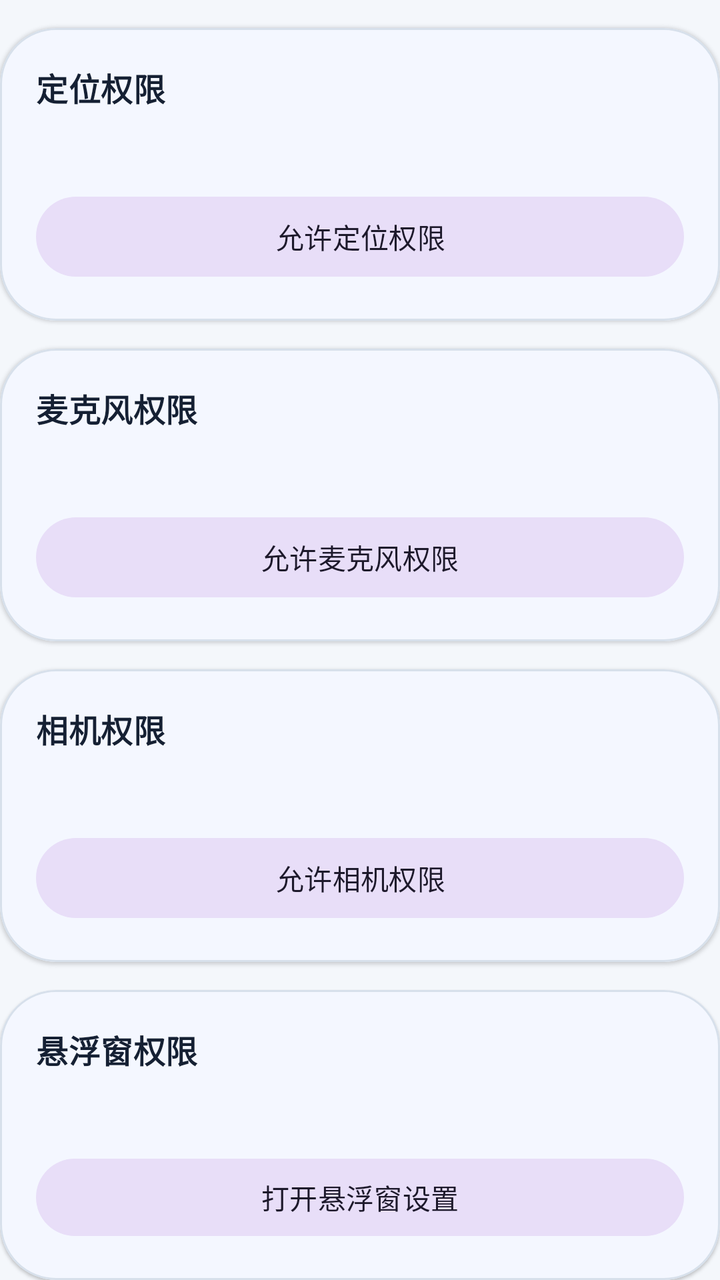
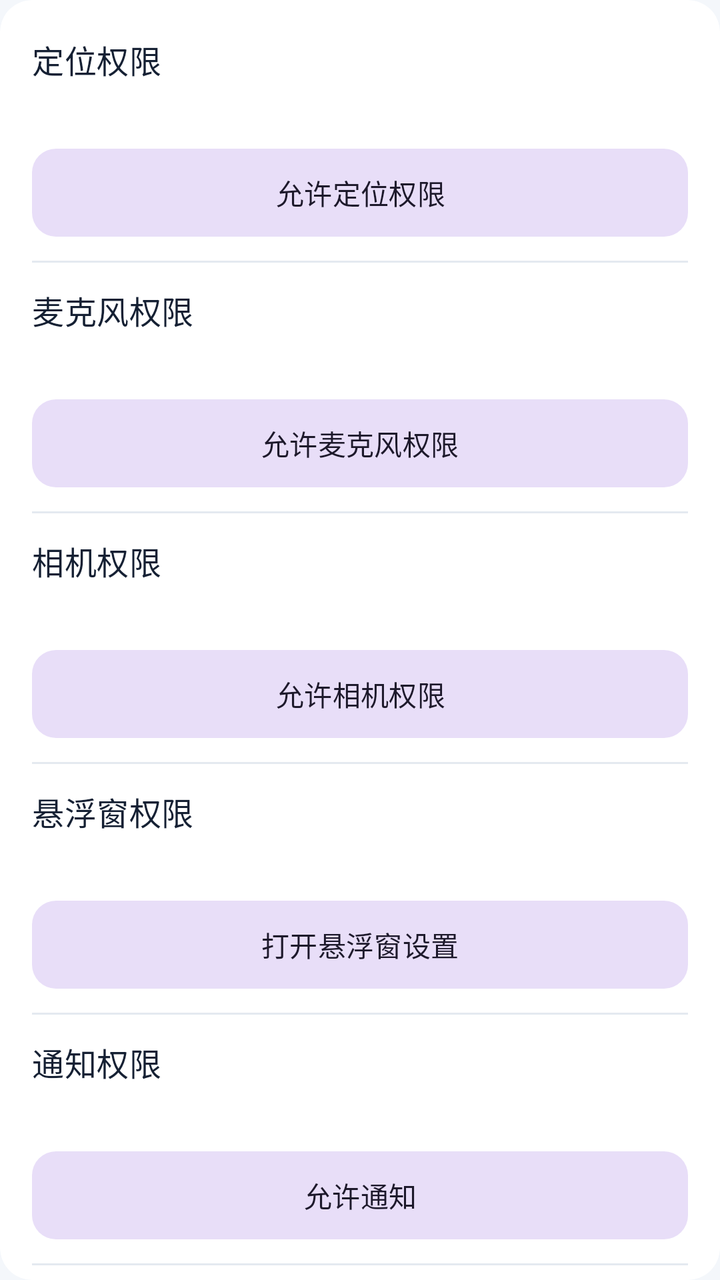

Before-and-after screenshots of an Android layout around one commit, followed by the original layout XML and the change that was made.
<!-- AndroidManifest.xml: application theme Theme.CarSpeed -->
<!-- res/layout/include_status_row.xml -->
<?xml version="1.0" encoding="utf-8"?>
<LinearLayout xmlns:android="http://schemas.android.com/apk/res/android"
    xmlns:app="http://schemas.android.com/apk/res-auto"
    android:layout_width="match_parent"
    android:layout_height="wrap_content"
    android:orientation="vertical">

    <com.google.android.material.card.MaterialCardView
        style="@style/Widget.CarSpeed.Card"
        android:layout_width="match_parent"
        android:layout_height="wrap_content"
        android:layout_marginTop="14dp">

        <LinearLayout
            android:layout_width="match_parent"
            android:layout_height="wrap_content"
            android:orientation="vertical"
            android:padding="18dp">

            <TextView
                android:layout_width="match_parent"
                android:layout_height="wrap_content"
                android:text="@string/status_location_title"
                android:textAppearance="@style/TextAppearance.CarSpeed.SectionTitle" />

            <TextView
                android:id="@+id/tvLocationStatus"
                android:layout_width="match_parent"
                android:layout_height="wrap_content"
                android:layout_marginTop="8dp"
                android:textAppearance="@style/TextAppearance.CarSpeed.Body" />

            <com.google.android.material.button.MaterialButton
                android:id="@+id/btnLocation"
                style="@style/Widget.Material3.Button.TonalButton"
                android:layout_width="match_parent"
                android:layout_height="wrap_content"
                android:layout_marginTop="12dp"
                android:text="@string/status_location_action" />
        </LinearLayout>
    </com.google.android.material.card.MaterialCardView>

    <com.google.android.material.card.MaterialCardView
        style="@style/Widget.CarSpeed.Card"
        android:layout_width="match_parent"
        android:layout_height="wrap_content"
        android:layout_marginTop="14dp">

        <LinearLayout
            android:layout_width="match_parent"
            android:layout_height="wrap_content"
            android:orientation="vertical"
            android:padding="18dp">

            <TextView
                android:layout_width="match_parent"
                android:layout_height="wrap_content"
                android:text="@string/status_microphone_title"
                android:textAppearance="@style/TextAppearance.CarSpeed.SectionTitle" />

            <TextView
                android:id="@+id/tvMicrophoneStatus"
                android:layout_width="match_parent"
                android:layout_height="wrap_content"
                android:layout_marginTop="8dp"
                android:textAppearance="@style/TextAppearance.CarSpeed.Body" />

            <com.google.android.material.button.MaterialButton
                android:id="@+id/btnMicrophone"
                style="@style/Widget.Material3.Button.TonalButton"
                android:layout_width="match_parent"
                android:layout_height="wrap_content"
                android:layout_marginTop="12dp"
                android:text="@string/status_microphone_action" />
        </LinearLayout>
    </com.google.android.material.card.MaterialCardView>

    <com.google.android.material.card.MaterialCardView
        style="@style/Widget.CarSpeed.Card"
        android:layout_width="match_parent"
        android:layout_height="wrap_content"
        android:layout_marginTop="14dp">

        <LinearLayout
            android:layout_width="match_parent"
            android:layout_height="wrap_content"
            android:orientation="vertical"
            android:padding="18dp">

            <TextView
                android:layout_width="match_parent"
                android:layout_height="wrap_content"
                android:text="@string/status_camera_title"
                android:textAppearance="@style/TextAppearance.CarSpeed.SectionTitle" />

            <TextView
                android:id="@+id/tvCameraStatus"
                android:layout_width="match_parent"
                android:layout_height="wrap_content"
                android:layout_marginTop="8dp"
                android:textAppearance="@style/TextAppearance.CarSpeed.Body" />

            <com.google.android.material.button.MaterialButton
                android:id="@+id/btnCamera"
                style="@style/Widget.Material3.Button.TonalButton"
                android:layout_width="match_parent"
                android:layout_height="wrap_content"
                android:layout_marginTop="12dp"
                android:text="@string/status_camera_action" />
        </LinearLayout>
    </com.google.android.material.card.MaterialCardView>

    <com.google.android.material.card.MaterialCardView
        style="@style/Widget.CarSpeed.Card"
        android:layout_width="match_parent"
        android:layout_height="wrap_content"
        android:layout_marginTop="14dp">

        <LinearLayout
            android:layout_width="match_parent"
            android:layout_height="wrap_content"
            android:orientation="vertical"
            android:padding="18dp">

            <TextView
                android:layout_width="match_parent"
                android:layout_height="wrap_content"
                android:text="@string/status_overlay_title"
                android:textAppearance="@style/TextAppearance.CarSpeed.SectionTitle" />

            <TextView
                android:id="@+id/tvOverlayStatus"
                android:layout_width="match_parent"
                android:layout_height="wrap_content"
                android:layout_marginTop="8dp"
                android:textAppearance="@style/TextAppearance.CarSpeed.Body" />

            <com.google.android.material.button.MaterialButton
                android:id="@+id/btnOverlay"
                style="@style/Widget.Material3.Button.TonalButton"
                android:layout_width="match_parent"
                android:layout_height="wrap_content"
                android:layout_marginTop="12dp"
                android:text="@string/status_overlay_action" />
        </LinearLayout>
    </com.google.android.material.card.MaterialCardView>

    <com.google.android.material.card.MaterialCardView
        style="@style/Widget.CarSpeed.Card"
        android:layout_width="match_parent"
        android:layout_height="wrap_content"
        android:layout_marginTop="14dp">

        <LinearLayout
            android:layout_width="match_parent"
            android:layout_height="wrap_content"
            android:orientation="vertical"
            android:padding="18dp">

            <TextView
                android:layout_width="match_parent"
                android:layout_height="wrap_content"
                android:text="@string/status_notification_title"
                android:textAppearance="@style/TextAppearance.CarSpeed.SectionTitle" />

            <TextView
                android:id="@+id/tvNotificationStatus"
                android:layout_width="match_parent"
                android:layout_height="wrap_content"
                android:layout_marginTop="8dp"
                android:textAppearance="@style/TextAppearance.CarSpeed.Body" />

            <com.google.android.material.button.MaterialButton
                android:id="@+id/btnNotification"
                style="@style/Widget.Material3.Button.TonalButton"
                android:layout_width="match_parent"
                android:layout_height="wrap_content"
                android:layout_marginTop="12dp"
                android:text="@string/status_notification_action" />
        </LinearLayout>
    </com.google.android.material.card.MaterialCardView>

    <com.google.android.material.card.MaterialCardView
        style="@style/Widget.CarSpeed.Card"
        android:layout_width="match_parent"
        android:layout_height="wrap_content"
        android:layout_marginTop="14dp">

        <LinearLayout
            android:layout_width="match_parent"
            android:layout_height="wrap_content"
            android:orientation="vertical"
            android:padding="18dp">

            <TextView
                android:layout_width="match_parent"
                android:layout_height="wrap_content"
                android:text="@string/status_gps_title"
                android:textAppearance="@style/TextAppearance.CarSpeed.SectionTitle" />

            <TextView
                android:id="@+id/tvGpsStatus"
                android:layout_width="match_parent"
                android:layout_height="wrap_content"
                android:layout_marginTop="8dp"
                android:textAppearance="@style/TextAppearance.CarSpeed.Body" />

            <com.google.android.material.button.MaterialButton
                android:id="@+id/btnGps"
                style="@style/Widget.Material3.Button.TonalButton"
                android:layout_width="match_parent"
                android:layout_height="wrap_content"
                android:layout_marginTop="12dp"
                android:text="@string/status_gps_action" />
        </LinearLayout>
    </com.google.android.material.card.MaterialCardView>

    <com.google.android.material.card.MaterialCardView
        style="@style/Widget.CarSpeed.Card"
        android:layout_width="match_parent"
        android:layout_height="wrap_content"
        android:layout_marginTop="14dp">

        <LinearLayout
            android:layout_width="match_parent"
            android:layout_height="wrap_content"
            android:orientation="vertical"
            android:padding="18dp">

            <TextView
                android:layout_width="match_parent"
                android:layout_height="wrap_content"
                android:text="@string/status_battery_title"
                android:textAppearance="@style/TextAppearance.CarSpeed.SectionTitle" />

            <TextView
                android:id="@+id/tvBatteryStatus"
                android:layout_width="match_parent"
                android:layout_height="wrap_content"
                android:layout_marginTop="8dp"
                android:textAppearance="@style/TextAppearance.CarSpeed.Body" />

            <com.google.android.material.button.MaterialButton
                android:id="@+id/btnBattery"
                style="@style/Widget.Material3.Button.TonalButton"
                android:layout_width="match_parent"
                android:layout_height="wrap_content"
                android:layout_marginTop="12dp"
                android:text="@string/status_battery_action" />
        </LinearLayout>
    </com.google.android.material.card.MaterialCardView>
</LinearLayout>
<!-- resources referenced by this layout -->
<resources>
  <string name="status_battery_action">允许后台运行</string>
  <string name="status_battery_title">电池优化</string>
  <string name="status_camera_action">允许相机权限</string>
  <string name="status_camera_title">相机权限</string>
  <string name="status_gps_action">打开定位设置</string>
  <string name="status_gps_title">GPS 开关</string>
  <string name="status_location_action">允许定位权限</string>
  <string name="status_location_title">定位权限</string>
  <string name="status_microphone_action">允许麦克风权限</string>
  <string name="status_microphone_title">麦克风权限</string>
  <string name="status_notification_action">允许通知</string>
  <string name="status_notification_title">通知权限</string>
  <string name="status_overlay_action">打开悬浮窗设置</string>
  <string name="status_overlay_title">悬浮窗权限</string>
  <style name="TextAppearance.CarSpeed.Body" parent="TextAppearance.Material3.BodyMedium">
          <item name="android:textColor">@color/text_secondary</item>
      </style>
  <style name="TextAppearance.CarSpeed.SectionTitle" parent="TextAppearance.Material3.TitleMedium">
          <item name="android:textColor">@color/text_primary</item>
          <item name="android:textStyle">bold</item>
      </style>
  <style name="Widget.CarSpeed.Card" parent="Widget.Material3.CardView.Elevated">
          <item name="cardBackgroundColor">@color/surface_primary</item>
          <item name="strokeColor">@color/divider_soft</item>
          <item name="strokeWidth">1dp</item>
          <item name="cardCornerRadius">28dp</item>
      </style>
  <style name="Theme.CarSpeed" parent="Theme.Material3.DayNight.NoActionBar">
          <item name="colorPrimary">@color/brand_blue</item>
          <item name="colorSecondary">@color/brand_teal</item>
          <item name="colorSurface">@color/surface_primary</item>
          <item name="android:colorBackground">@color/brand_sand</item>
          <item name="android:statusBarColor">@android:color/transparent</item>
          <item name="android:navigationBarColor">@color/brand_navy</item>
          <item name="android:windowLightStatusBar">true</item>
          <item name="materialCardViewFilledStyle">@style/Widget.CarSpeed.Card</item>
      </style>
  <color name="text_secondary">#5C6C84</color>
  <color name="text_primary">#152033</color>
  <color name="surface_primary">#FFFFFF</color>
  <color name="divider_soft">#D7E0EB</color>
  <color name="brand_blue">#2E6BFF</color>
  <color name="brand_teal">#1FB8A6</color>
  <color name="brand_sand">#F4F7FB</color>
  <color name="brand_navy">#0E1A2B</color>
</resources>

<!-- the commit's change to res/layout/include_status_row.xml (unified diff, before → after) -->
@@ -1,21 +1,25 @@
 <?xml version="1.0" encoding="utf-8"?>
-<LinearLayout xmlns:android="http://schemas.android.com/apk/res/android"
-    xmlns:app="http://schemas.android.com/apk/res-auto"
+<com.google.android.material.card.MaterialCardView xmlns:android="http://schemas.android.com/apk/res/android"
+    style="@style/Widget.CarSpeed.Card"
     android:layout_width="match_parent"
     android:layout_height="wrap_content"
-    android:orientation="vertical">
-
-    <com.google.android.material.card.MaterialCardView
-        style="@style/Widget.CarSpeed.Card"
+    android:layout_marginTop="14dp">
+
+    <LinearLayout
         android:layout_width="match_parent"
         android:layout_height="wrap_content"
-        android:layout_marginTop="14dp">
-
-        <LinearLayout
-            android:layout_width="match_parent"
-            android:layout_height="wrap_content"
-            android:orientation="vertical"
-            android:padding="18dp">
+        android:orientation="vertical"
+        android:paddingTop="6dp"
+        android:paddingBottom="6dp">
+
+        <LinearLayout
+            android:layout_width="match_parent"
+            android:layout_height="wrap_content"
+            android:orientation="vertical"
+            android:paddingStart="16dp"
+            android:paddingTop="12dp"
+            android:paddingEnd="16dp"
+            android:paddingBottom="12dp">
 
             <TextView
                 android:layout_width="match_parent"
@@ -27,30 +31,33 @@
                 android:id="@+id/tvLocationStatus"
                 android:layout_width="match_parent"
                 android:layout_height="wrap_content"
-                android:layout_marginTop="8dp"
+                android:layout_marginTop="4dp"
                 android:textAppearance="@style/TextAppearance.CarSpeed.Body" />
 
             <com.google.android.material.button.MaterialButton
                 android:id="@+id/btnLocation"
-                style="@style/Widget.Material3.Button.TonalButton"
-                android:layout_width="match_parent"
-                android:layout_height="wrap_content"
-                android:layout_marginTop="12dp"
+                style="@style/Widget.CarSpeed.Button.Tonal"
+                android:layout_width="match_parent"
+                android:layout_height="wrap_content"
+                android:layout_marginTop="10dp"
                 android:text="@string/status_location_action" />
         </LinearLayout>
-    </com.google.android.material.card.MaterialCardView>
-
-    <com.google.android.material.card.MaterialCardView
-        style="@style/Widget.CarSpeed.Card"
-        android:layout_width="match_parent"
-        android:layout_height="wrap_content"
-        android:layout_marginTop="14dp">
-
-        <LinearLayout
-            android:layout_width="match_parent"
-            android:layout_height="wrap_content"
-            android:orientation="vertical"
-            android:padding="18dp">
+
+        <View
+            android:layout_width="match_parent"
+            android:layout_height="1dp"
+            android:layout_marginStart="16dp"
+            android:layout_marginEnd="16dp"
+            android:background="@color/divider_soft" />
+
+        <LinearLayout
+            android:layout_width="match_parent"
+            android:layout_height="wrap_content"
+            android:orientation="vertical"
+            android:paddingStart="16dp"
+            android:paddingTop="12dp"
+            android:paddingEnd="16dp"
+            android:paddingBottom="12dp">
 
             <TextView
                 android:layout_width="match_parent"
@@ -62,30 +69,33 @@
                 android:id="@+id/tvMicrophoneStatus"
                 android:layout_width="match_parent"
                 android:layout_height="wrap_content"
-                android:layout_marginTop="8dp"
+                android:layout_marginTop="4dp"
                 android:textAppearance="@style/TextAppearance.CarSpeed.Body" />
 
             <com.google.android.material.button.MaterialButton
                 android:id="@+id/btnMicrophone"
-                style="@style/Widget.Material3.Button.TonalButton"
-                android:layout_width="match_parent"
-                android:layout_height="wrap_content"
-                android:layout_marginTop="12dp"
+                style="@style/Widget.CarSpeed.Button.Tonal"
+                android:layout_width="match_parent"
+                android:layout_height="wrap_content"
+                android:layout_marginTop="10dp"
                 android:text="@string/status_microphone_action" />
         </LinearLayout>
-    </com.google.android.material.card.MaterialCardView>
-
-    <com.google.android.material.card.MaterialCardView
-        style="@style/Widget.CarSpeed.Card"
-        android:layout_width="match_parent"
-        android:layout_height="wrap_content"
-        android:layout_marginTop="14dp">
-
-        <LinearLayout
-            android:layout_width="match_parent"
-            android:layout_height="wrap_content"
-            android:orientation="vertical"
-            android:padding="18dp">
+
+        <View
+            android:layout_width="match_parent"
+            android:layout_height="1dp"
+            android:layout_marginStart="16dp"
+            android:layout_marginEnd="16dp"
+            android:background="@color/divider_soft" />
+
+        <LinearLayout
+            android:layout_width="match_parent"
+            android:layout_height="wrap_content"
+            android:orientation="vertical"
+            android:paddingStart="16dp"
+            android:paddingTop="12dp"
+            android:paddingEnd="16dp"
+            android:paddingBottom="12dp">
 
             <TextView
                 android:layout_width="match_parent"
@@ -97,30 +107,33 @@
                 android:id="@+id/tvCameraStatus"
                 android:layout_width="match_parent"
                 android:layout_height="wrap_content"
-                android:layout_marginTop="8dp"
+                android:layout_marginTop="4dp"
                 android:textAppearance="@style/TextAppearance.CarSpeed.Body" />
 
             <com.google.android.material.button.MaterialButton
                 android:id="@+id/btnCamera"
-                style="@style/Widget.Material3.Button.TonalButton"
-                android:layout_width="match_parent"
-                android:layout_height="wrap_content"
-                android:layout_marginTop="12dp"
+                style="@style/Widget.CarSpeed.Button.Tonal"
+                android:layout_width="match_parent"
+                android:layout_height="wrap_content"
+                android:layout_marginTop="10dp"
                 android:text="@string/status_camera_action" />
         </LinearLayout>
-    </com.google.android.material.card.MaterialCardView>
-
-    <com.google.android.material.card.MaterialCardView
-        style="@style/Widget.CarSpeed.Card"
-        android:layout_width="match_parent"
-        android:layout_height="wrap_content"
-        android:layout_marginTop="14dp">
-
-        <LinearLayout
-            android:layout_width="match_parent"
-            android:layout_height="wrap_content"
-            android:orientation="vertical"
-            android:padding="18dp">
+
+        <View
+            android:layout_width="match_parent"
+            android:layout_height="1dp"
+            android:layout_marginStart="16dp"
+            android:layout_marginEnd="16dp"
+            android:background="@color/divider_soft" />
+
+        <LinearLayout
+            android:layout_width="match_parent"
+            android:layout_height="wrap_content"
+            android:orientation="vertical"
+            android:paddingStart="16dp"
+            android:paddingTop="12dp"
+            android:paddingEnd="16dp"
+            android:paddingBottom="12dp">
 
             <TextView
                 android:layout_width="match_parent"
@@ -132,30 +145,33 @@
                 android:id="@+id/tvOverlayStatus"
                 android:layout_width="match_parent"
                 android:layout_height="wrap_content"
-                android:layout_marginTop="8dp"
+                android:layout_marginTop="4dp"
                 android:textAppearance="@style/TextAppearance.CarSpeed.Body" />
 
             <com.google.android.material.button.MaterialButton
                 android:id="@+id/btnOverlay"
-                style="@style/Widget.Material3.Button.TonalButton"
-                android:layout_width="match_parent"
-                android:layout_height="wrap_content"
-                android:layout_marginTop="12dp"
+                style="@style/Widget.CarSpeed.Button.Tonal"
+                android:layout_width="match_parent"
+                android:layout_height="wrap_content"
+                android:layout_marginTop="10dp"
                 android:text="@string/status_overlay_action" />
         </LinearLayout>
-    </com.google.android.material.card.MaterialCardView>
-
-    <com.google.android.material.card.MaterialCardView
-        style="@style/Widget.CarSpeed.Card"
-        android:layout_width="match_parent"
-        android:layout_height="wrap_content"
-        android:layout_marginTop="14dp">
-
-        <LinearLayout
-            android:layout_width="match_parent"
-            android:layout_height="wrap_content"
-            android:orientation="vertical"
-            android:padding="18dp">
+
+        <View
+            android:layout_width="match_parent"
+            android:layout_height="1dp"
+            android:layout_marginStart="16dp"
+            android:layout_marginEnd="16dp"
+            android:background="@color/divider_soft" />
+
+        <LinearLayout
+            android:layout_width="match_parent"
+            android:layout_height="wrap_content"
+            android:orientation="vertical"
+            android:paddingStart="16dp"
+            android:paddingTop="12dp"
+            android:paddingEnd="16dp"
+            android:paddingBottom="12dp">
 
             <TextView
                 android:layout_width="match_parent"
@@ -167,30 +183,33 @@
                 android:id="@+id/tvNotificationStatus"
                 android:layout_width="match_parent"
                 android:layout_height="wrap_content"
-                android:layout_marginTop="8dp"
+                android:layout_marginTop="4dp"
                 android:textAppearance="@style/TextAppearance.CarSpeed.Body" />
 
             <com.google.android.material.button.MaterialButton
                 android:id="@+id/btnNotification"
-                style="@style/Widget.Material3.Button.TonalButton"
-                android:layout_width="match_parent"
-                android:layout_height="wrap_content"
-                android:layout_marginTop="12dp"
+                style="@style/Widget.CarSpeed.Button.Tonal"
+                android:layout_width="match_parent"
+                android:layout_height="wrap_content"
+                android:layout_marginTop="10dp"
                 android:text="@string/status_notification_action" />
         </LinearLayout>
-    </com.google.android.material.card.MaterialCardView>
-
-    <com.google.android.material.card.MaterialCardView
-        style="@style/Widget.CarSpeed.Card"
-        android:layout_width="match_parent"
-        android:layout_height="wrap_content"
-        android:layout_marginTop="14dp">
-
-        <LinearLayout
-            android:layout_width="match_parent"
-            android:layout_height="wrap_content"
-            android:orientation="vertical"
-            android:padding="18dp">
+
+        <View
+            android:layout_width="match_parent"
+            android:layout_height="1dp"
+            android:layout_marginStart="16dp"
+            android:layout_marginEnd="16dp"
+            android:background="@color/divider_soft" />
+
+        <LinearLayout
+            android:layout_width="match_parent"
+            android:layout_height="wrap_content"
+            android:orientation="vertical"
+            android:paddingStart="16dp"
+            android:paddingTop="12dp"
+            android:paddingEnd="16dp"
+            android:paddingBottom="12dp">
 
             <TextView
                 android:layout_width="match_parent"
@@ -202,30 +221,33 @@
                 android:id="@+id/tvGpsStatus"
                 android:layout_width="match_parent"
                 android:layout_height="wrap_content"
-                android:layout_marginTop="8dp"
+                android:layout_marginTop="4dp"
                 android:textAppearance="@style/TextAppearance.CarSpeed.Body" />
 
             <com.google.android.material.button.MaterialButton
                 android:id="@+id/btnGps"
-                style="@style/Widget.Material3.Button.TonalButton"
-                android:layout_width="match_parent"
-                android:layout_height="wrap_content"
-                android:layout_marginTop="12dp"
+                style="@style/Widget.CarSpeed.Button.Tonal"
+                android:layout_width="match_parent"
+                android:layout_height="wrap_content"
+                android:layout_marginTop="10dp"
                 android:text="@string/status_gps_action" />
         </LinearLayout>
-    </com.google.android.material.card.MaterialCardView>
-
-    <com.google.android.material.card.MaterialCardView
-        style="@style/Widget.CarSpeed.Card"
-        android:layout_width="match_parent"
-        android:layout_height="wrap_content"
-        android:layout_marginTop="14dp">
-
-        <LinearLayout
-            android:layout_width="match_parent"
-            android:layout_height="wrap_content"
-            android:orientation="vertical"
-            android:padding="18dp">
+
+        <View
+            android:layout_width="match_parent"
+            android:layout_height="1dp"
+            android:layout_marginStart="16dp"
+            android:layout_marginEnd="16dp"
+            android:background="@color/divider_soft" />
+
+        <LinearLayout
+            android:layout_width="match_parent"
+            android:layout_height="wrap_content"
+            android:orientation="vertical"
+            android:paddingStart="16dp"
+            android:paddingTop="12dp"
+            android:paddingEnd="16dp"
+            android:paddingBottom="12dp">
 
             <TextView
                 android:layout_width="match_parent"
@@ -237,16 +259,16 @@
                 android:id="@+id/tvBatteryStatus"
                 android:layout_width="match_parent"
                 android:layout_height="wrap_content"
-                android:layout_marginTop="8dp"
+                android:layout_marginTop="4dp"
                 android:textAppearance="@style/TextAppearance.CarSpeed.Body" />
 
             <com.google.android.material.button.MaterialButton
                 android:id="@+id/btnBattery"
-                style="@style/Widget.Material3.Button.TonalButton"
-                android:layout_width="match_parent"
-                android:layout_height="wrap_content"
-                android:layout_marginTop="12dp"
+                style="@style/Widget.CarSpeed.Button.Tonal"
+                android:layout_width="match_parent"
+                android:layout_height="wrap_content"
+                android:layout_marginTop="10dp"
                 android:text="@string/status_battery_action" />
         </LinearLayout>
-    </com.google.android.material.card.MaterialCardView>
-</LinearLayout>
+    </LinearLayout>
+</com.google.android.material.card.MaterialCardView>
<!-- resource entries referenced after the edit -->
@@ -19,13 +19,18 @@
       </style>
   <style name="TextAppearance.CarSpeed.SectionTitle" parent="TextAppearance.Material3.TitleMedium">
           <item name="android:textColor">@color/text_primary</item>
-          <item name="android:textStyle">bold</item>
+      </style>
+  <style name="Widget.CarSpeed.Button.Tonal" parent="Widget.Material3.Button.TonalButton">
+          <item name="cornerRadius">12dp</item>
+          <item name="android:minHeight">44dp</item>
+          <item name="android:insetTop">0dp</item>
+          <item name="android:insetBottom">0dp</item>
       </style>
   <style name="Widget.CarSpeed.Card" parent="Widget.Material3.CardView.Elevated">
           <item name="cardBackgroundColor">@color/surface_primary</item>
-          <item name="strokeColor">@color/divider_soft</item>
-          <item name="strokeWidth">1dp</item>
-          <item name="cardCornerRadius">28dp</item>
+          <item name="strokeWidth">0dp</item>
+          <item name="cardCornerRadius">16dp</item>
+          <item name="cardElevation">0dp</item>
       </style>
   <style name="Theme.CarSpeed" parent="Theme.Material3.DayNight.NoActionBar">
           <item name="colorPrimary">@color/brand_blue</item>
@@ -33,17 +38,24 @@
           <item name="colorSurface">@color/surface_primary</item>
           <item name="android:colorBackground">@color/brand_sand</item>
           <item name="android:statusBarColor">@android:color/transparent</item>
-          <item name="android:navigationBarColor">@color/brand_navy</item>
+          <item name="android:navigationBarColor">@color/brand_sand</item>
           <item name="android:windowLightStatusBar">true</item>
+          <item name="android:windowLightNavigationBar" tools:targetApi="27">true</item>
+          <item name="materialButtonStyle">@style/Widget.CarSpeed.Button</item>
           <item name="materialCardViewFilledStyle">@style/Widget.CarSpeed.Card</item>
       </style>
   <color name="text_secondary">#5C6C84</color>
   <color name="text_primary">#152033</color>
   <color name="surface_primary">#FFFFFF</color>
-  <color name="divider_soft">#D7E0EB</color>
+  <color name="divider_soft">#E4E9F0</color>
   <color name="brand_blue">#2E6BFF</color>
   <color name="brand_teal">#1FB8A6</color>
   <color name="brand_sand">#F4F7FB</color>
-  <color name="brand_navy">#0E1A2B</color>
+  <style name="Widget.CarSpeed.Button" parent="Widget.Material3.Button">
+          <item name="cornerRadius">12dp</item>
+          <item name="android:minHeight">48dp</item>
+          <item name="android:insetTop">0dp</item>
+          <item name="android:insetBottom">0dp</item>
+      </style>
 </resources>
 
